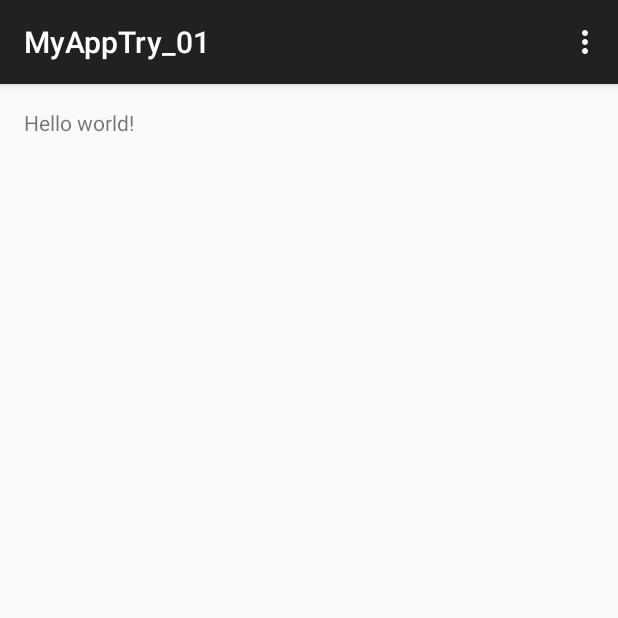
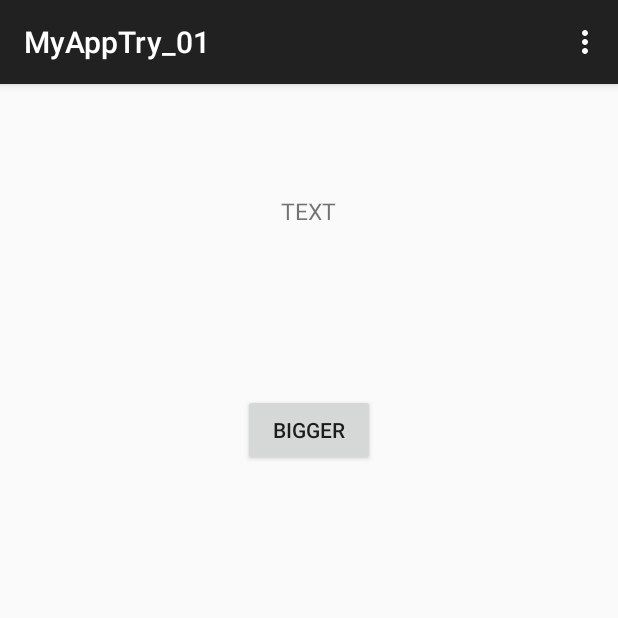
Before and after one commit to ja003/MyAppTry_01, an Android app: the screen it shows after launch (MainActivity), on a phone screen of 412 x 824 dp, the top half of it. Run offline under Robolectric (Android 15) with nearby library versions, the phone set to English and light mode, and no system bars.

Commit message:
added button

```diff
--- a/app/src/main/res/layout/activity_main.xml
+++ b/app/src/main/res/layout/activity_main.xml
@@ -5,7 +5,21 @@
     android:paddingTop="@dimen/activity_vertical_margin"
     android:paddingBottom="@dimen/activity_vertical_margin" tools:context=".MainActivity">
 
-    <TextView android:text="@string/hello_world" android:layout_width="wrap_content"
-        android:layout_height="wrap_content" />
+    <TextView android:text="TEXT" android:layout_width="wrap_content"
+        android:layout_height="wrap_content"
+        android:id="@+id/txtText"
+        android:layout_alignParentTop="true"
+        android:layout_centerHorizontal="true"
+        android:layout_marginTop="58dp"
+        android:textSize="15dp" />
+
+    <Button
+        android:layout_width="wrap_content"
+        android:layout_height="wrap_content"
+        android:text="BIGGER"
+        android:id="@+id/btnBigger"
+        android:layout_marginTop="111dp"
+        android:layout_below="@+id/txtText"
+        android:layout_centerHorizontal="true" />
 
 </RelativeLayout>
```
Also changed, not shown: 2 other files.
